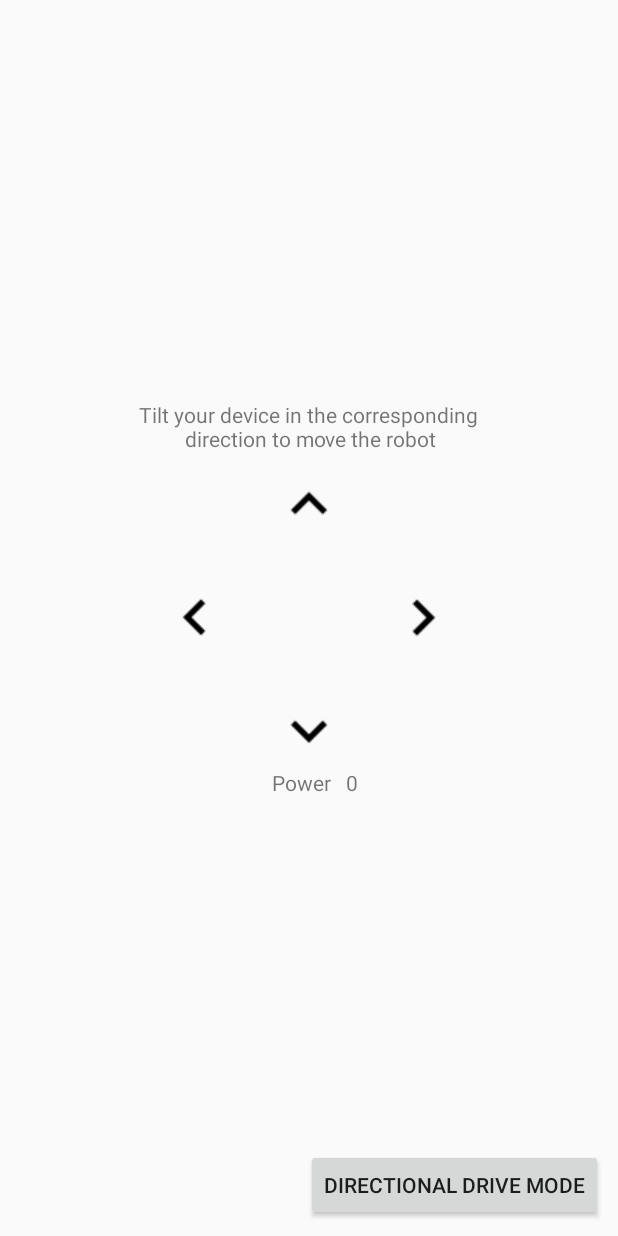
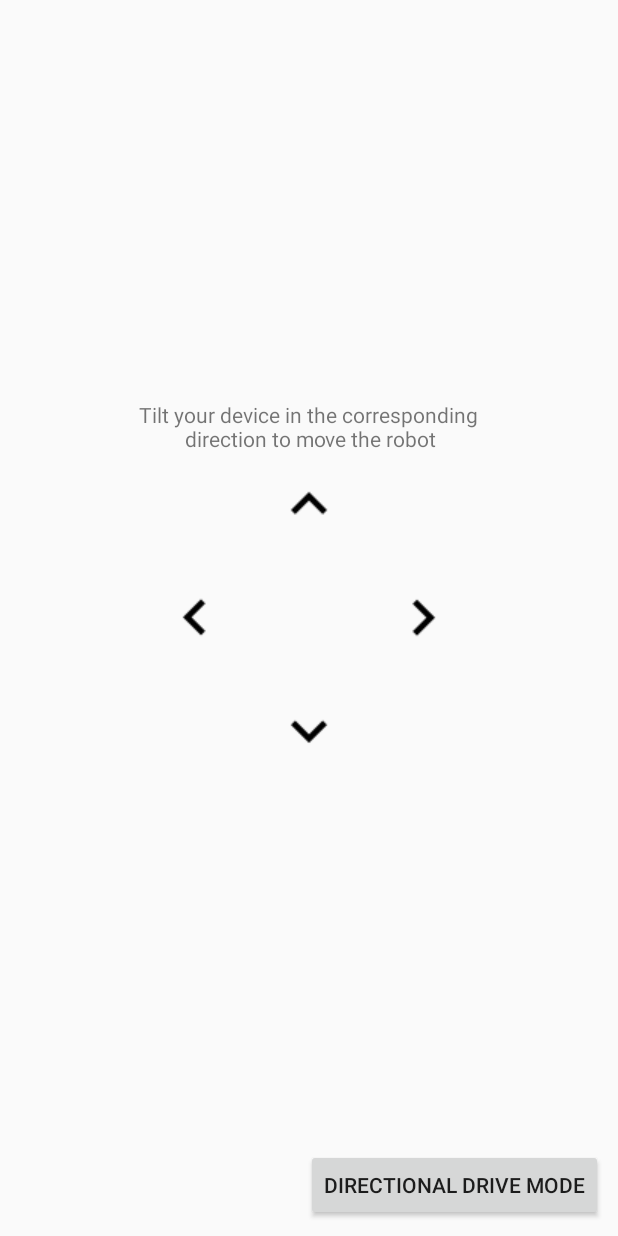
Before and after one commit to kszalai/NXT-Controller, an Android app: the fragment TiltDriveFragment shown on its own in the app's theme, on a phone screen of 412 x 824 dp. Run offline under Robolectric (Android 15) with nearby library versions, the phone set to English and light mode, and no system bars.

Commit message:
Code Reviewed and Removed Unused Power Label
Code reviews :+1:

```diff
--- a/app/src/main/java/roy/NXT_Control/TiltDriveFragment.java
+++ b/app/src/main/java/roy/NXT_Control/TiltDriveFragment.java
@@ -21,7 +21,6 @@ import roy.NXT_Control.BTConnection.BluetoothChatService;
 
 public class TiltDriveFragment extends Fragment implements SensorEventListener {
 
-    private TextView powerLevel;
     private SensorManager mSensorManager;
     private Button swapToDirectional;
     private RelativeLayout tiltFrag;
@@ -52,9 +51,6 @@ public class TiltDriveFragment extends Fragment implements SensorEventListener {
         super.onActivityCreated(savedInstanceState);
 
         View v = getView();
-
-        //Find powerLevel TextView
-        powerLevel = (TextView)v.findViewById(R.id.tv_tiltPowerLevel);
 
         tiltFrag = (RelativeLayout)v.findViewById(R.id.tiltFrag);
 
--- a/app/src/main/res/layout/fragment_tilt_drive.xml
+++ b/app/src/main/res/layout/fragment_tilt_drive.xml
@@ -55,24 +55,6 @@
         android:textAlignment="center"
         android:layout_marginBottom="10dp" />
 
-    <TextView
-        android:layout_width="wrap_content"
-        android:layout_height="wrap_content"
-        android:text="@string/tiltPowerLabel"
-        android:id="@+id/tv_tiltPowerLabel"
-        android:paddingRight="10dp"
-        android:layout_below="@+id/rl_tiltArrows"
-        android:layout_centerHorizontal="true" />
-
-    <TextView
-        android:layout_width="wrap_content"
-        android:layout_height="wrap_content"
-        android:text="0"
-        android:id="@+id/tv_tiltPowerLevel"
-        android:layout_alignBottom="@+id/tv_tiltPowerLabel"
-        android:layout_toRightOf="@+id/tv_tiltPowerLabel"
-        android:layout_toEndOf="@+id/tv_tiltPowerLabel" />
-
     <Button
         android:layout_width="wrap_content"
         android:layout_height="wrap_content"
```
